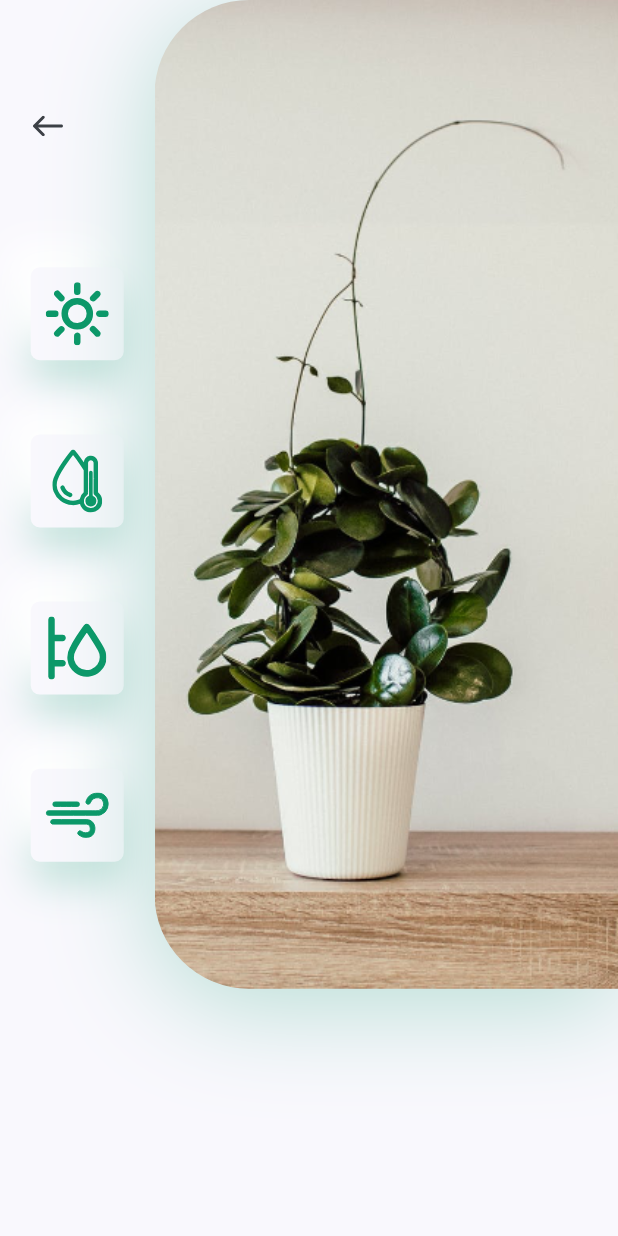
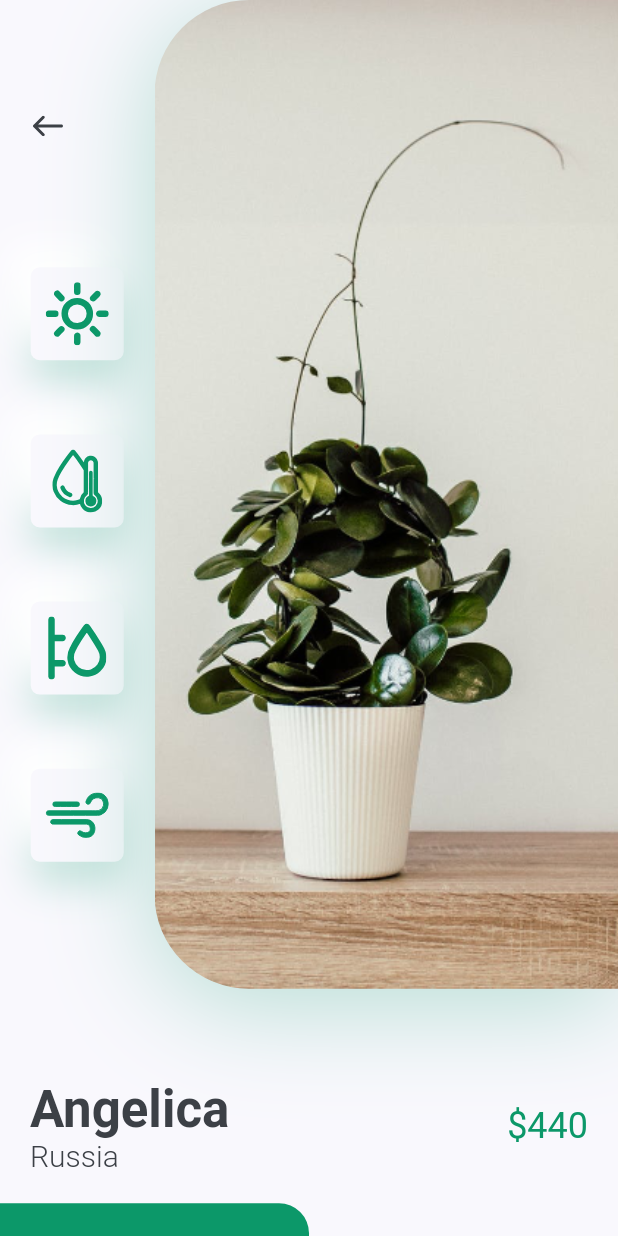
Before and after one commit to TWhilst/flutter_design, a Flutter app: the screen it shows after launch, after a tap on an icon or button, on a phone screen of 412 x 824 dp. Run offline on Flutter 3.47's test engine with Material 2 defaults, Android fonts, the phone set to English and light mode, and no system bars; our stand-ins replace flutter_svg.

Commit message:
2nd project

```diff
--- a/lib/screen/details/components/body.dart
+++ b/lib/screen/details/components/body.dart
@@ -1,6 +1,7 @@
 import 'package:flutter/material.dart';
 import 'package:flutter_design/constants.dart';
-import 'package:flutter_svg/svg.dart';
+import 'icons_and_image.dart';
+import 'title_and_price.dart';
 
 class Body extends StatelessWidget {
   const Body({Key? key}) : super(key: key);
@@ -8,98 +9,46 @@ class Body extends StatelessWidget {
   @override
   Widget build(BuildContext context) {
     Size size = MediaQuery.of(context).size;
-    return Column(
-      children: [
-        SizedBox(
-          height: size.height*0.8,
-          child: Row(
+    return SingleChildScrollView(
+      child: Column(
+        children: [
+          IconsAndImage(size: size),
+          const TitleAndPrice(title: "Angelica", country: "Russia", price: 440,),
+          const SizedBox(height: kDefaultPadding,),
+          Row(
             children: [
-              Expanded(
-                child: Padding(
-                  padding: const EdgeInsets.symmetric(vertical: kDefaultPadding*3),
-                  child: Column(
-                    children: [
-                      Align(
-                        alignment: Alignment.topLeft,
-                        child: IconButton(
-                          padding: const EdgeInsets.symmetric(horizontal: kDefaultPadding),
-                          onPressed: () {
-                            Navigator.of(context).pop();
-                          },
-                          icon: SvgPicture.asset("assets/icons/back_arrow.svg"),
-                        ),
-                      ),
-                      const Spacer(),
-                      const IconCard(icon: "assets/icons/sun.svg",),
-                      const IconCard(icon: "assets/icons/icon_2.svg",),
-                      const IconCard(icon: "assets/icons/icon_3.svg",),
-                      const IconCard(icon: "assets/icons/icon_4.svg",),
-                    ],
+              SizedBox(
+                width: size.width/2,
+                height: 84,
+                child: FlatButton(
+                  shape: const RoundedRectangleBorder(
+                    borderRadius: BorderRadius.only(
+                      topRight: Radius.circular(20),
+                    ),
+                  ),
+                  color: kPrimaryColor,
+                  onPressed: () {},
+                  child: const Text(
+                    "Buy now",
+                    style: TextStyle(
+                      color: Colors.white,
+                      fontSize: 16,
+                    ),
                   ),
                 ),
               ),
-              Container(
-                height: size.height*0.8,
-                width: size.width*0.75,
-                decoration: BoxDecoration(
-                  borderRadius: const BorderRadius.only(
-                    topLeft: Radius.circular(63),
-                    bottomLeft: Radius.circular(63),
-                  ),
-                  boxShadow: [
-                    BoxShadow(
-                      offset: const Offset(0, 10),
-                      blurRadius: 60,
-                      color: kPrimaryColor.withOpacity(0.29)
-                    ),
-                  ],
-                  image: DecorationImage(
-                    alignment: Alignment.centerLeft,
-                    fit: BoxFit.cover,
-                    image: AssetImage("assets/images/img.png"),
+              Expanded(
+                child: FlatButton(
+                  onPressed: () {},
+                  child: const Text(
+                    "Description",
                   ),
                 ),
               ),
             ],
           ),
-        ),
-      ],
+        ],
+      ),
     );
   }
 }
-
-class IconCard extends StatelessWidget {
-  const IconCard({
-    Key? key, required this.icon,
-  }) : super(key: key);
-
-  final String icon;
-
-  @override
-  Widget build(BuildContext context) {
-    Size size = MediaQuery.of(context).size;
-    return Container(
-      padding: EdgeInsets.all(kDefaultPadding/2),
-      margin: EdgeInsets.symmetric(vertical: size.height*0.03),
-      height: 62,
-      width: 62,
-      decoration: BoxDecoration(
-        color: kBackgroundColor,
-        borderRadius: BorderRadius.circular(6),
-        boxShadow: [
-          BoxShadow(
-            offset: Offset(0, 15),
-            blurRadius: 22,
-            color: kPrimaryColor.withOpacity(0.22)
-          ),
-          BoxShadow(
-              offset: Offset(-15, -15),
-              blurRadius: 20,
-              color: Colors.white
-          ),
-        ],
-      ),
-      child: SvgPicture.asset(icon),
-    );
-  }
-}
--- /dev/null
+++ b/lib/screen/details/components/icon_card.dart
@@ -0,0 +1,39 @@
+import"package:flutter/material.dart";
+import 'package:flutter_design/constants.dart';
+import 'package:flutter_svg/svg.dart';
+
+class IconCard extends StatelessWidget {
+  const IconCard({
+    Key? key, required this.icon,
+  }) : super(key: key);
+
+  final String icon;
+
+  @override
+  Widget build(BuildContext context) {
+    Size size = MediaQuery.of(context).size;
+    return Container(
+      padding: const EdgeInsets.all(kDefaultPadding/2),
+      margin: EdgeInsets.symmetric(vertical: size.height*0.03),
+      height: 62,
+      width: 62,
+      decoration: BoxDecoration(
+        color: kBackgroundColor,
+        borderRadius: BorderRadius.circular(6),
+        boxShadow: [
+          BoxShadow(
+              offset: const Offset(0, 15),
+              blurRadius: 22,
+              color: kPrimaryColor.withOpacity(0.22)
+          ),
+          const BoxShadow(
+              offset: Offset(-15, -15),
+              blurRadius: 20,
+              color: Colors.white
+          ),
+        ],
+      ),
+      child: SvgPicture.asset(icon),
+    );
+  }
+}
--- /dev/null
+++ b/lib/screen/details/components/icons_and_image.dart
@@ -0,0 +1,73 @@
+import 'package:flutter/material.dart';
+import 'package:flutter_design/constants.dart';
+import 'package:flutter_svg/svg.dart';
+import 'icon_card.dart';
+
+class IconsAndImage extends StatelessWidget {
+  const IconsAndImage({
+    Key? key,
+    required this.size,
+  }) : super(key: key);
+
+  final Size size;
+
+  @override
+  Widget build(BuildContext context) {
+    return Padding(
+      padding: const EdgeInsets.only(bottom: kDefaultPadding*3),
+      child: SizedBox(
+        height: size.height*0.8,
+        child: Row(
+          children: [
+            Expanded(
+              child: Padding(
+                padding: const EdgeInsets.symmetric(vertical: kDefaultPadding*3),
+                child: Column(
+                  children: [
+                    Align(
+                      alignment: Alignment.topLeft,
+                      child: IconButton(
+                        padding: const EdgeInsets.symmetric(horizontal: kDefaultPadding),
+                        onPressed: () {
+                          Navigator.of(context).pop();
+                        },
+                        icon: SvgPicture.asset("assets/icons/back_arrow.svg"),
+                      ),
+                    ),
+                    const Spacer(),
+                    const IconCard(icon: "assets/icons/sun.svg",),
+                    const IconCard(icon: "assets/icons/icon_2.svg",),
+                    const IconCard(icon: "assets/icons/icon_3.svg",),
+                    const IconCard(icon: "assets/icons/icon_4.svg",),
+                  ],
+                ),
+              ),
+            ),
+            Container(
+              height: size.height*0.8,
+              width: size.width*0.75,
+              decoration: BoxDecoration(
+                borderRadius: const BorderRadius.only(
+                  topLeft: Radius.circular(63),
+                  bottomLeft: Radius.circular(63),
+                ),
+                boxShadow: [
+                  BoxShadow(
+                      offset: const Offset(0, 10),
+                      blurRadius: 60,
+                      color: kPrimaryColor.withOpacity(0.29)
+                  ),
+                ],
+                image: const DecorationImage(
+                  alignment: Alignment.centerLeft,
+                  fit: BoxFit.cover,
+                  image: AssetImage("assets/images/img.png"),
+                ),
+              ),
+            ),
+          ],
+        ),
+      ),
+    );
+  }
+}
--- /dev/null
+++ b/lib/screen/details/components/title_and_price.dart
@@ -0,0 +1,50 @@
+import 'package:flutter/material.dart';
+import 'package:flutter_design/constants.dart';
+
+class TitleAndPrice extends StatelessWidget {
+  const TitleAndPrice({
+    Key? key, required this.title, required this.country, required this.price,
+  }) : super(key: key);
+  final String title, country;
+  final int price;
+
+  @override
+  Widget build(BuildContext context) {
+    return Padding(
+      padding: const EdgeInsets.symmetric(horizontal: kDefaultPadding),
+      child: Row(
+        children: [
+          RichText(
+            text: TextSpan(
+              children: [
+                TextSpan(
+                  text: "$title\n",
+                  style: Theme.of(context)
+                      .textTheme.headline4!.copyWith(
+                    color: kTextColor,
+                    fontWeight: FontWeight.bold,
+                  ),
+                ),
+                TextSpan(
+                  text: country,
+                  style: const TextStyle(
+                    fontSize: 20,
+                    color: kTextColor,
+                    fontWeight: FontWeight.w300,
+                  ),
+                ),
+              ],
+            ),
+          ),
+          const Spacer(),
+          Text(
+            "\$$price",
+            style: Theme.of(context).textTheme.headline5!.copyWith(
+              color: kPrimaryColor,
+            ),
+          ),
+        ],
+      ),
+    );
+  }
+}
--- a/lib/screen/home/components/home_screen.dart
+++ b/lib/screen/home/components/home_screen.dart
@@ -12,8 +12,8 @@ class HomeScreen extends StatelessWidget {
     return Scaffold(
       // In Flutter, the AppBar’s layout mainly comprises three components: leading, title, and actions. leading is placed at the leftmost position of the AppBar; title and actions appear to its right.
       appBar: buildAppBar(),
-      body: Body(),
-      bottomNavigationBar: BottomNavBar(),
+      body: const Body(),
+      bottomNavigationBar: const BottomNavBar(),
     );
   }
 
--- a/lib/screen/home/components/title_with_more_button.dart
+++ b/lib/screen/home/components/title_with_more_button.dart
@@ -15,7 +15,7 @@ class TitleWithMoreButton extends StatelessWidget {
       child: Row(
         children: [
           TitleWithCustomUnderline(text: title),
-          Spacer(),
+          const Spacer(),
           FlatButton(
             shape: RoundedRectangleBorder(
               borderRadius: BorderRadius.circular(20),
```
